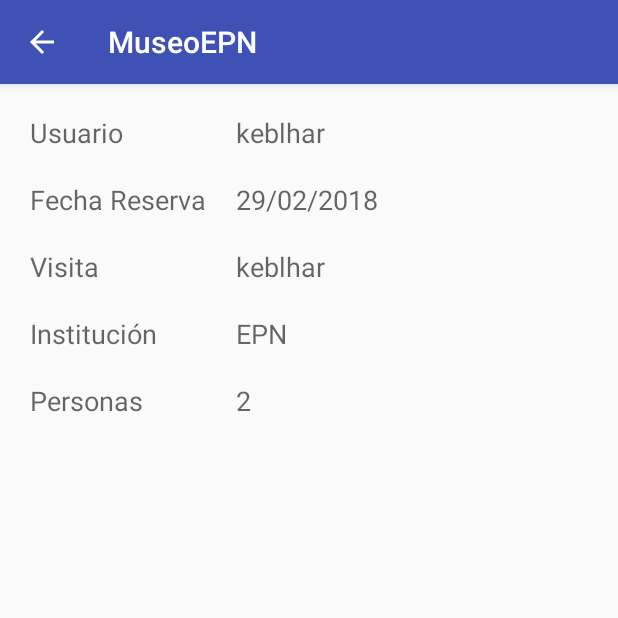
After one commit to AndresSal/Proyecto-Aplicaciones-M-viles, an Android app: the InfoMeetingActivity screen opened directly, with no data from a screen before it, on a phone screen of 412 x 824 dp, the top half of it. The commit adds this screen. Run offline under Robolectric (Android 15) with nearby library versions, the phone set to English and light mode, and no system bars; our stand-ins replace Volley; network calls fail; 1 statement that could not run was skipped.

Commit message:
commit lista horarios reservas

```diff
--- /dev/null
+++ b/app/src/main/java/com/example/user/museoepn/InfoMeetingActivity.java
@@ -0,0 +1,87 @@
+package com.example.user.museoepn;
+
+import android.content.Intent;
+import android.support.v7.app.AppCompatActivity;
+import android.os.Bundle;
+import android.util.Log;
+import android.widget.TextView;
+import android.widget.Toast;
+
+import com.android.volley.Request;
+import com.android.volley.RequestQueue;
+import com.android.volley.Response;
+import com.android.volley.VolleyError;
+import com.android.volley.toolbox.StringRequest;
+import com.android.volley.toolbox.Volley;
+
+import org.json.JSONArray;
+import org.json.JSONObject;
+
+import java.util.HashMap;
+import java.util.Map;
+
+public class InfoMeetingActivity extends AppCompatActivity {
+TextView txtUser,txtFecha,txtMeeting,txtInstitucion,txtPersonas;
+    @Override
+    protected void onCreate(Bundle savedInstanceState) {
+        super.onCreate(savedInstanceState);
+        setContentView(R.layout.activity_info_meeting);
+        showContact();
+
+    }
+
+    public void showContact(){
+
+         txtUser= (TextView) findViewById(R.id.txtvUsername);
+        txtFecha = (TextView) findViewById(R.id.txtvDatePicked);
+        txtMeeting = (TextView) findViewById(R.id.txtvMeeting);
+        txtInstitucion = (TextView) findViewById(R.id.txtvInstitucion);
+        txtPersonas = (TextView) findViewById(R.id.txtvPersonas);
+        Intent incomingIntent = getIntent();
+        final String id = incomingIntent.getStringExtra("id");
+        Toast.makeText(InfoMeetingActivity.this,id.toString(),Toast.LENGTH_LONG).show();
+        RequestQueue queue = Volley.newRequestQueue(this);
+        String url3 ="http://192.168.100.38:85/Museo/reserva2.php";
+        StringRequest stringRequest = new StringRequest(Request.Method.POST, url3,
+                new Response.Listener<String>() {
+                    @Override
+                    public void onResponse(String response) {
+                        try {
+                            JSONObject obj = new JSONObject(response);
+                            JSONArray contacts =
+                                    obj.getJSONArray("reserva");
+                            for (int i = 0; i < contacts.length(); i++) {
+                                JSONObject c = contacts.getJSONObject(i);
+                                String name = c.getString("username");
+                                String fecha = c.getString("fecha");
+                                String motivo = c.getString("montivo");
+                                String institucion = c.getString("nombre_institucion");
+                                String personas = c.getString("num_personas");
+                                txtUser.setText(name);
+                                txtFecha.setText(fecha);
+                                txtMeeting.setText(motivo);
+                                txtInstitucion.setText(institucion);
+                                txtPersonas.setText(personas);
+                            }
+                            Log.d("My App", obj.toString());
+                        } catch (Throwable t) {
+                        }
+                    }
+                },
+                new Response.ErrorListener() {
+                    @Override
+                    public void onErrorResponse(VolleyError error) {
+
+                        Toast.makeText(InfoMeetingActivity.this,error.toString(),Toast.LENGTH_LONG).show();
+                    }
+                }){
+            @Override
+            protected Map<String,String> getParams(){
+                Map<String,String> params = new HashMap<String, String>();
+                params.put("id_reserva", id);
+                return params;
+            }
+        };
+        queue.add(stringRequest);
+    }
+}
--- a/app/src/main/java/com/example/user/museoepn/MeetingCreateActivity.java
+++ b/app/src/main/java/com/example/user/museoepn/MeetingCreateActivity.java
@@ -44,6 +44,7 @@ public class MeetingCreateActivity extends AppCompatActivity  {
     private  DatePickerDialog.OnDateSetListener DateSetListener;
     private RadioGroup horario;
     private Spinner motivo;
+    private Spinner horarioSpinner;
     private EditText nombre_institucion, num_personas;
     private Button btnReserva;
 
@@ -56,6 +57,8 @@ public class MeetingCreateActivity extends AppCompatActivity  {
         fecha = (TextView) findViewById(R.id.mettxtDatePicked);
         horario = (RadioGroup) findViewById(R.id.radioHour);
         motivo = (Spinner) findViewById(R.id.spinnerVisita);
+        horarioSpinner = (Spinner) findViewById(R.id.horarios);
+
         nombre_institucion = (EditText) findViewById(R.id.txtInstitucion);
         num_personas = (EditText) findViewById(R.id.txtPersonas);
         btnReserva = (Button)findViewById(R.id.btnCrearReserva);
--- a/app/src/main/java/com/example/user/museoepn/URLs.java
+++ b/app/src/main/java/com/example/user/museoepn/URLs.java
@@ -5,9 +5,10 @@ package com.example.user.museoepn;
  */
 
 public class URLs {
-    static final String ROOT_URL = "http://192.168.1.14/Museo/api.php?apicall=";
+    static final String ROOT_URL = "http://192.168.100.38:85/Museo/api.php?apicall=";
 
     static final String URL_REGISTER = ROOT_URL+"signup";
     static final String URL_LOGIN=ROOT_URL+"login";
     static final String URL_NEW_MEET= ROOT_URL+"newMeet";
+   // static final String URL_NEW_HORARIOS= ROOT_URL+"horarios";
 }
--- /dev/null
+++ b/app/src/main/res/layout/activity_info_meeting.xml
@@ -0,0 +1,98 @@
+<?xml version="1.0" encoding="utf-8"?>
+<RelativeLayout xmlns:android="http://schemas.android.com/apk/res/android"
+    xmlns:app="http://schemas.android.com/apk/res-auto"
+    xmlns:tools="http://schemas.android.com/tools"
+    android:layout_width="match_parent"
+    android:layout_height="match_parent"
+    tools:context="com.example.user.museoepn.InfoMeetingActivity">
+<LinearLayout
+    android:layout_width="match_parent"
+    android:layout_height="wrap_content"
+    android:orientation="vertical"
+    android:padding="10dp"
+    android:id="@+id/linearLayout"
+    >
+    <TableLayout
+        android:layout_width="match_parent"
+        android:layout_height="wrap_content">
+        <TableRow>
+            <TextView
+                android:layout_width="wrap_content"
+                android:layout_height="wrap_content"
+                android:padding="10dp"
+                android:text="Usuario"
+                android:textAppearance="@style/Base.TextAppearance.AppCompat.Medium" />
+            <TextView
+                android:id="@+id/txtvUsername"
+                android:layout_width="wrap_content"
+                android:layout_height="wrap_content"
+                android:padding="10dp"
+                android:text="keblhar"
+                android:textAppearance="@style/Base.TextAppearance.AppCompat.Medium" />
+        </TableRow>
+        <TableRow>
+            <TextView
+                android:layout_width="wrap_content"
+                android:layout_height="wrap_content"
+                android:padding="10dp"
+                android:text="Fecha Reserva"
+                android:textAppearance="@style/Base.TextAppearance.AppCompat.Medium" />
+            <TextView
+                android:id="@+id/txtvDatePicked"
+                android:layout_width="wrap_content"
+                android:layout_height="wrap_content"
+                android:padding="10dp"
+                android:text="29/02/2018"
+                android:textAppearance="@style/Base.TextAppearance.AppCompat.Medium" />
+        </TableRow>
+        <TableRow>
+            <TextView
+                android:layout_width="wrap_content"
+                android:layout_height="wrap_content"
+                android:padding="10dp"
+                android:text="Visita"
+                android:textAppearance="@style/Base.TextAppearance.AppCompat.Medium" />
+            <TextView
+                android:id="@+id/txtvMeeting"
+                android:layout_width="wrap_content"
+                android:layout_height="wrap_content"
+                android:padding="10dp"
+                android:text="keblhar"
+                android:textAppearance="@style/Base.TextAppearance.AppCompat.Medium" />
+        </TableRow>
+        <TableRow>
+            <TextView
+                android:layout_width="wrap_content"
+                android:layout_height="wrap_content"
+                android:padding="10dp"
+                android:text="Institución"
+                android:textAppearance="@style/Base.TextAppearance.AppCompat.Medium" />
+            <TextView
+                android:id="@+id/txtvInstitucion"
+                android:layout_width="wrap_content"
+                android:layout_height="wrap_content"
+                android:padding="10dp"
+                android:text="EPN"
+                android:textAppearance="@style/Base.TextAppearance.AppCompat.Medium" />
+        </TableRow>
+        <TableRow>
+            <TextView
+                android:layout_width="wrap_content"
+                android:layout_height="wrap_content"
+                android:padding="10dp"
+                android:text="Personas"
+                android:textAppearance="@style/Base.TextAppearance.AppCompat.Medium" />
+            <TextView
+                android:id="@+id/txtvPersonas"
+                android:layout_width="wrap_content"
+                android:layout_height="wrap_content"
+                android:padding="10dp"
+                android:text="2"
+                android:textAppearance="@style/Base.TextAppearance.AppCompat.Medium" />
+        </TableRow>
+    </TableLayout>
+
+</LinearLayout>
+
+
+</RelativeLayout>
```
Also changed, not shown: app/src/main/AndroidManifest.xml (+11 -3 lines), app/src/main/java/com/example/user/museoepn/MeetingListActivity.java (+125 -8 lines), app/src/main/res/layout/activity_meeting_create.xml (+9 -22 lines).
